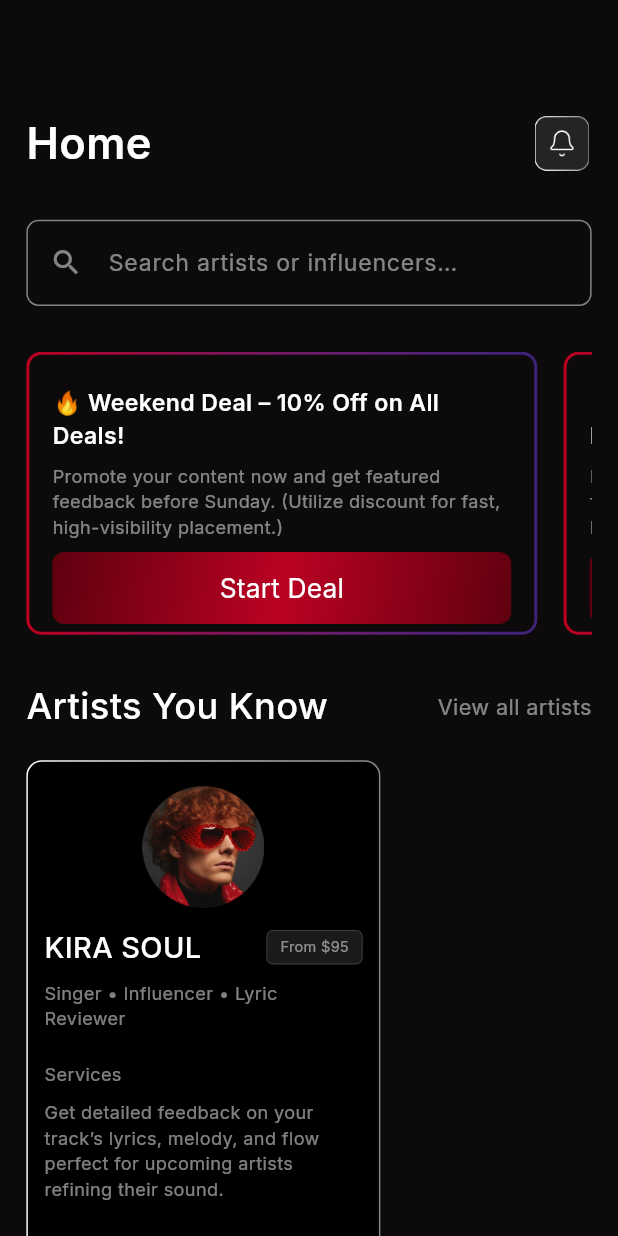
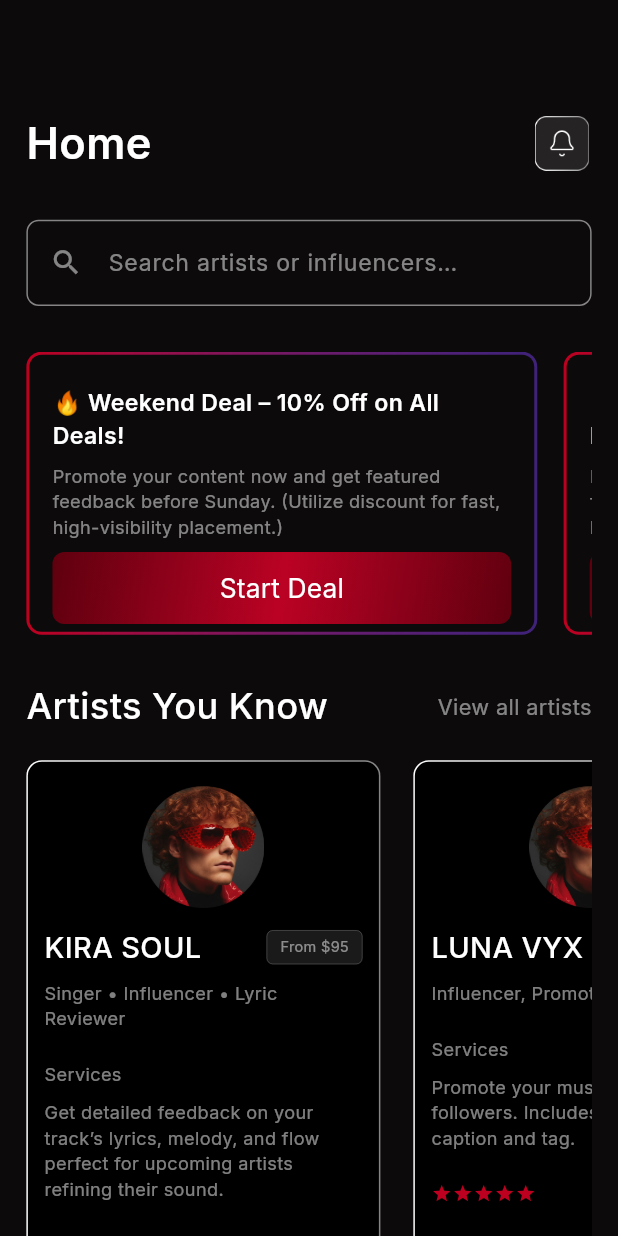
Before and after one commit to Dev-Ninjas-Backup/jconnect, a Flutter app: the HomePage screen opened directly, on a phone screen of 412 x 824 dp. Run offline on Flutter 3.47's test engine with Material 3 defaults, Android fonts, the phone set to English and light mode, and no system bars; drawn by our look-alikes of flutter_rating_bar; our stand-ins replace flutter_easyloading, flutter_screenutil, get, google_fonts, image_picker, intl_phone_field.

Commit message:
added artist section

```diff
--- a/lib/features/home_screen/controller/home_controller.dart
+++ b/lib/features/home_screen/controller/home_controller.dart
@@ -1,10 +1,21 @@
 import 'package:get/get.dart';
+import 'package:jconnect/core/common/constants/imagepath.dart';
+import 'package:jconnect/features/home_screen/model/artists_you_know_model.dart';
 import 'package:jconnect/features/home_screen/model/start_deal_model.dart';
 
 class HomeController extends GetxController {
   final RxList<StartDealModel> startDealList = <StartDealModel>[].obs;
+  final artistsList = <ArtistsYouKnowModel>[].obs;
   @override
   void onInit() {
+    //start deal list
+    startDealListItem();
+    // artists list
+    artistsListItem();
+    super.onInit();
+  }
+
+  void startDealListItem() {
     startDealList.addAll([
       StartDealModel(
         title: "🔥 Weekend Deal – 10% Off on All Deals!",
@@ -12,20 +23,53 @@ class HomeController extends GetxController {
             "Promote your content now and get featured feedback before Sunday. (Utilize discount for fast, high-visibility placement.)",
         ontap: () {},
       ),
-            StartDealModel(
+      StartDealModel(
         title: "🔥 Weekend Deal – 10% Off on All Deals!",
         subTitle:
             "Promote your content now and get featured feedback before Sunday. (Utilize discount for fast, high-visibility placement.)",
         ontap: () {},
       ),
-            StartDealModel(
+      StartDealModel(
         title: "🔥 Weekend Deal – 10% Off on All Deals!",
         subTitle:
             "Promote your content now and get featured feedback before Sunday. (Utilize discount for fast, high-visibility placement.)",
         ontap: () {},
       ),
     ]);
+  }
 
-    super.onInit();
+  void artistsListItem() {
+    artistsList.addAll([
+      ArtistsYouKnowModel(
+        imageUrl: Imagepath.profileImage,
+        name: "KIRA SOUL",
+        ammount: 95,
+        heading: "Singer • Influencer • Lyric Reviewer",
+        services:
+            "Get detailed feedback on your track’s lyrics, melody, and flow perfect for upcoming artists refining their sound.",
+        rating: 4,
+        reviews: 50,
+      ),
+      ArtistsYouKnowModel(
+        imageUrl: Imagepath.profileImage,
+        name: "LUNA VYX",
+        ammount: 85,
+        heading: "Influencer, Promoter",
+        services:
+            "Promote your music to Kira’s active followers. Includes personalized caption and tag.",
+        rating: 5,
+        reviews: 80,
+      ),
+      ArtistsYouKnowModel(
+        imageUrl: Imagepath.profileImage,
+        name: "KIRA SOUL",
+        ammount: 95,
+        heading: "Singer • Influencer • Lyric Reviewer",
+        services:
+            "Get detailed feedback on your track’s lyrics, melody, and flow perfect for upcoming artists refining their sound.",
+        rating: 4,
+        reviews: 50,
+      ),
+    ]);
   }
 }
--- /dev/null
+++ b/lib/features/home_screen/model/artists_you_know_model.dart
@@ -0,0 +1,19 @@
+class ArtistsYouKnowModel {
+  final String imageUrl;
+  final String name;
+  final int ammount;
+  final String heading;
+  final String services;
+  final int rating;
+  final int reviews;
+
+  ArtistsYouKnowModel({
+    required this.imageUrl,
+    required this.name,
+    required this.ammount,
+    required this.heading,
+    required this.services,
+    required this.rating,
+    required this.reviews,
+  });
+}
--- a/lib/features/home_screen/screen/home_page.dart
+++ b/lib/features/home_screen/screen/home_page.dart
@@ -1,18 +1,15 @@
 import 'package:flutter/material.dart';
-import 'package:flutter_rating_bar/flutter_rating_bar.dart';
 import 'package:flutter_screenutil/flutter_screenutil.dart';
 import 'package:get/get.dart';
 import 'package:jconnect/core/common/constants/app_colors.dart';
 import 'package:jconnect/core/common/constants/custom_textfield.dart';
 import 'package:jconnect/core/common/constants/iconpath.dart';
-import 'package:jconnect/core/common/constants/imagepath.dart';
 import 'package:jconnect/core/common/style/global_text_style.dart';
 import 'package:jconnect/core/common/widgets/custom_app_bar2.dart';
-import 'package:jconnect/core/common/widgets/custom_primary_button.dart';
-import 'package:jconnect/core/common/widgets/custom_secondary_button.dart';
-import 'package:jconnect/core/common/widgets/gradient_border_container.dart';
 import 'package:jconnect/features/home_screen/controller/home_controller.dart';
 import 'package:jconnect/features/home_screen/widgets/start_deal.dart';
+
+import '../widgets/artists_you_know.dart';
 
 class HomePage extends StatelessWidget {
   const HomePage({super.key});
@@ -72,125 +69,7 @@ class HomePage extends StatelessWidget {
               ),
               SizedBox(height: 18.h),
 
-              GradientBorderContainer(
-                width: 213.w,
-                borderRadius: 10.r,
-                borderWidth: 1,
-                gradientColors: [
-                  Colors.white,
-                  Colors.white.withValues(alpha: .5),
-                ],
-                padding: EdgeInsets.symmetric(horizontal: 10.w, vertical: 16.h),
-                child: Column(
-                  crossAxisAlignment: CrossAxisAlignment.start,
-                  children: [
-                    Center(
-                      child: ClipRRect(
-                        //  borderRadius: BorderRadiusGeometry.circular(100.r),
-                        child: Image.asset(
-                          Imagepath.profileImage,
-                          height: 80.h,
-                          width: 80.w,
-                        ),
-                      ),
-                    ),
-                    SizedBox(height: 12.h),
-                    Row(
-                      mainAxisAlignment: MainAxisAlignment.spaceBetween,
-                      children: [
-                        Text(
-                          "KIRA SOUL",
-                          style: getTextStyle(
-                            fontsize: sp(16),
-                            fontweight: FontWeight.w500,
-                          ),
-                        ),
-
-                        GestureDetector(
-                          onTap: () {},
-                          child: Container(
-                            padding: EdgeInsets.symmetric(
-                              horizontal: 8.w,
-                              vertical: 4.h,
-                            ),
-                            decoration: BoxDecoration(
-                              color: Colors.white.withValues(alpha: .1),
-                              borderRadius: BorderRadius.circular(4.r),
-                              border: Border.all(
-                                width: .25,
-                                color: AppColors.secondaryTextColor,
-                              ),
-                            ),
-                            child: Text(
-                              "From \$95",
-                              style: getTextStyle(
-                                fontsize: sp(8),
-                                color: AppColors.secondaryTextColor,
-                              ),
-                            ),
-                          ),
-                        ),
-                      ],
-                    ),
-                    SizedBox(height: 8.h),
-
-                    Text(
-                      "Singer • Influencer • Lyric Reviewer",
-                      style: getTextStyle(
-                        fontsize: sp(10),
-                        color: AppColors.secondaryTextColor,
-                      ),
-                    ),
-                    SizedBox(height: 20.h),
-                    Text(
-                      "Services",
-                      style: getTextStyle(
-                        fontsize: sp(10),
-                        color: AppColors.secondaryTextColor,
-                      ),
-                    ),
-                    SizedBox(height: 8.h),
-
-                    Text(
-                      "Get detailed feedback on your track’s lyrics, melody, and flow perfect for upcoming artists refining their sound.",
-                      style: getTextStyle(
-                        fontsize: sp(10),
-                        color: AppColors.secondaryTextColor,
-                      ),
-                    ),
-                    SizedBox(height: 20.h),
-
-                    Row(
-                      mainAxisAlignment: MainAxisAlignment.spaceBetween,
-                      children: [
-                        RatingBarIndicator(
-                          rating: 3,
-                          itemBuilder: (context, index) =>
-                              Icon(Icons.star, color: Color(0xffBD001F)),
-                          itemCount: 5,
-                          itemSize: 14.0,
-                          direction: Axis.horizontal,
-                          unratedColor: Color(0xFFD96B7D),
-                        ),
-                        Text(
-                          "4.9 (50 Reviews)",
-                          style: getTextStyle(
-                            fontsize: sp(10),
-                            color: AppColors.secondaryTextColor,
-                          ),
-                        ),
-                      ],
-                    ),
-                    SizedBox(height: 28.h),
-                    CustomPrimaryButton(buttonText: "Message", onTap: () {}),
-                    SizedBox(height: 14.h),
-                    CustomSecondaryButton(
-                      buttonText: "Custom Order",
-                      onTap: () {},
-                    ),
-                  ],
-                ),
-              ),
+              ArtistsYouKnow(controller: controller,),
 
               SizedBox(height: 100),
             ],
--- /dev/null
+++ b/lib/features/home_screen/widgets/artists_you_know.dart
@@ -0,0 +1,154 @@
+import 'package:flutter/material.dart';
+import 'package:flutter_rating_bar/flutter_rating_bar.dart';
+import 'package:flutter_screenutil/flutter_screenutil.dart';
+import 'package:jconnect/core/common/widgets/custom_primary_button.dart';
+import 'package:jconnect/core/common/widgets/custom_secondary_button.dart';
+import 'package:jconnect/features/home_screen/controller/home_controller.dart';
+
+import '../../../core/common/constants/app_colors.dart';
+import '../../../core/common/style/global_text_style.dart';
+import '../../../core/common/widgets/gradient_border_container.dart';
+
+class ArtistsYouKnow extends StatelessWidget {
+  final HomeController controller;
+  const ArtistsYouKnow({required this.controller, super.key});
+
+  @override
+  Widget build(BuildContext context) {
+    return SizedBox(
+      height: 448.h,
+      child: ListView.builder(
+        scrollDirection: Axis.horizontal,
+        itemCount: controller.artistsList.length,
+        padding: EdgeInsets.zero,
+        shrinkWrap: true,
+        itemBuilder: (_, index) {
+        var item=controller.artistsList[index];
+          return Padding(
+            padding: EdgeInsets.only(right: 20.w),
+
+            child: GradientBorderContainer(
+              width: 213.w,
+              borderRadius: 10.r,
+              borderWidth: 1,
+              gradientColors: [
+                Colors.white,
+                Colors.white.withValues(alpha: .5),
+              ],
+              padding: EdgeInsets.symmetric(horizontal: 10.w, vertical: 16.h),
+              child: Column(
+                crossAxisAlignment: CrossAxisAlignment.start,
+                children: [
+                  Center(
+                    child: ClipRRect(
+                      //  borderRadius: BorderRadiusGeometry.circular(100.r),
+                      child: Image.asset(
+                        item.imageUrl,
+                        height: 80.h,
+                        width: 80.w,
+                      ),
+                    ),
+                  ),
+                  SizedBox(height: 12.h),
+                  Row(
+                    mainAxisAlignment: MainAxisAlignment.spaceBetween,
+                    children: [
+                      Text(
+                       item.name,
+                        style: getTextStyle(
+                          fontsize: sp(16),
+                          fontweight: FontWeight.w500,
+                        ),
+                      ),
+
+                      GestureDetector(
+                        onTap: () {},
+                        child: Container(
+                          padding: EdgeInsets.symmetric(
+                            horizontal: 8.w,
+                            vertical: 4.h,
+                          ),
+                          decoration: BoxDecoration(
+                            color: Colors.white.withValues(alpha: .1),
+                            borderRadius: BorderRadius.circular(4.r),
+                            border: Border.all(
+                              width: .25,
+                              color: AppColors.secondaryTextColor,
+                            ),
+                          ),
+                          child: Text(
+                            "From \$${item.ammount}",
+                            style: getTextStyle(
+                              fontsize: sp(8),
+                              color: AppColors.secondaryTextColor,
+                            ),
+                          ),
+                        ),
+                      ),
+                    ],
+                  ),
+                  SizedBox(height: 8.h),
+
+                  Text(
+                    item.heading,
+                    style: getTextStyle(
+                      fontsize: sp(10),
+                      color: AppColors.secondaryTextColor,
+                    ),
+                  ),
+                  SizedBox(height: 20.h),
+                  Text(
+                    "Services",
+                    style: getTextStyle(
+                      fontsize: sp(10),
+                      color: AppColors.secondaryTextColor,
+                    ),
+                  ),
+                  SizedBox(height: 8.h),
+
+                  Text(
+                    item.services,
+                    style: getTextStyle(
+                      fontsize: sp(10),
+                      color: AppColors.secondaryTextColor,
+                    ),
+                  ),
+                  SizedBox(height: 20.h),
+
+                  Row(
+                    mainAxisAlignment: MainAxisAlignment.spaceBetween,
+                    children: [
+                      RatingBarIndicator(
+                        rating: item.rating.toDouble(),
+                        itemBuilder: (context, index) =>
+                            Icon(Icons.star, color: Color(0xffBD001F)),
+                        itemCount: 5,
+                        itemSize: 14.0,
+                        direction: Axis.horizontal,
+                        unratedColor: Color(0xFFD96B7D),
+                      ),
+                      Text(
+                        "${item.rating} (${item.reviews} Reviews)",
+                        style: getTextStyle(
+                          fontsize: sp(10),
+                          color: AppColors.secondaryTextColor,
+                        ),
+                      ),
+                    ],
+                  ),
+                  SizedBox(height: 28.h),
+                  CustomPrimaryButton(buttonText: "Message", onTap: () {}),
+                  SizedBox(height: 14.h),
+                  CustomSecondaryButton(
+                    buttonText: "Custom Order",
+                    onTap: () {},
+                  ),
+                ],
+              ),
+            ),
+          );
+        },
+      ),
+    );
+  }
+}
--- a/lib/features/profile_setup/controller/profile_setup_controller.dart
+++ b/lib/features/profile_setup/controller/profile_setup_controller.dart
@@ -111,7 +111,6 @@ class ProfileSetupController extends GetxController {
   //   }
   //   return true;
   // }
-  //TODO: Uncomment after the static development
   @override
   void onClose() {
     instagramController.dispose();
```
